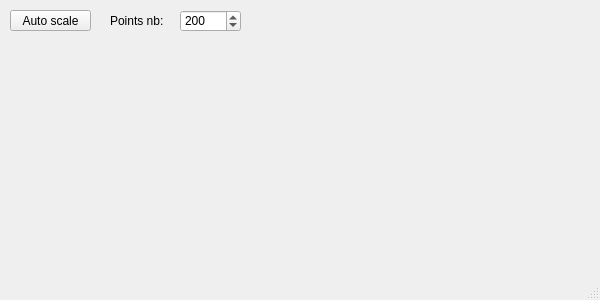
DigitalHolography/Holovibes, file Holovibes/plot_window.ui: the form before one commit.
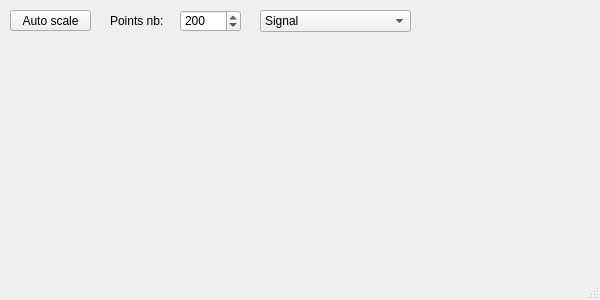
The form after the commit.

Commit message: Add curve selection in curve_plot

```diff
--- a/Holovibes/plot_window.ui
+++ b/Holovibes/plot_window.ui
@@ -65,6 +65,39 @@
      <string>Points nb:</string>
     </property>
    </widget>
+   <widget class="QComboBox" name="CurveNameComboBox">
+    <property name="geometry">
+     <rect>
+      <x>260</x>
+      <y>10</y>
+      <width>151</width>
+      <height>22</height>
+     </rect>
+    </property>
+    <property name="currentText">
+     <string>10log10(Signal/Noise)</string>
+    </property>
+    <item>
+     <property name="text">
+      <string>Signal</string>
+     </property>
+    </item>
+    <item>
+     <property name="text">
+      <string>Noise</string>
+     </property>
+    </item>
+    <item>
+     <property name="text">
+      <string>Signal/Noise</string>
+     </property>
+    </item>
+    <item>
+     <property name="text">
+      <string>10log10(Signal/Noise)</string>
+     </property>
+    </item>
+   </widget>
   </widget>
   <widget class="QMenuBar" name="menubar">
    <property name="geometry">
```
Left out of the diff: 19 changed lines with no effect on the pictures. The commit also changes 12 other files.
